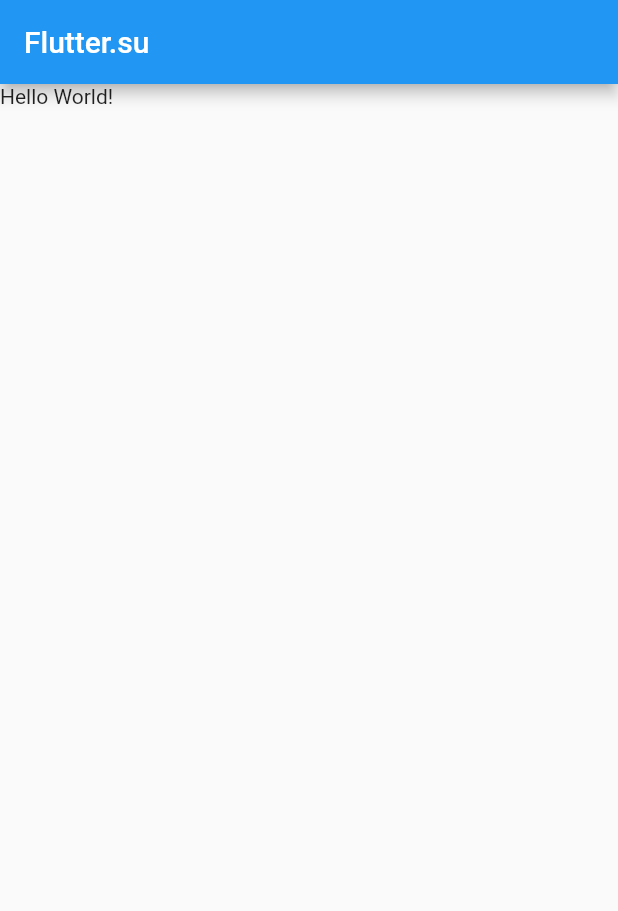
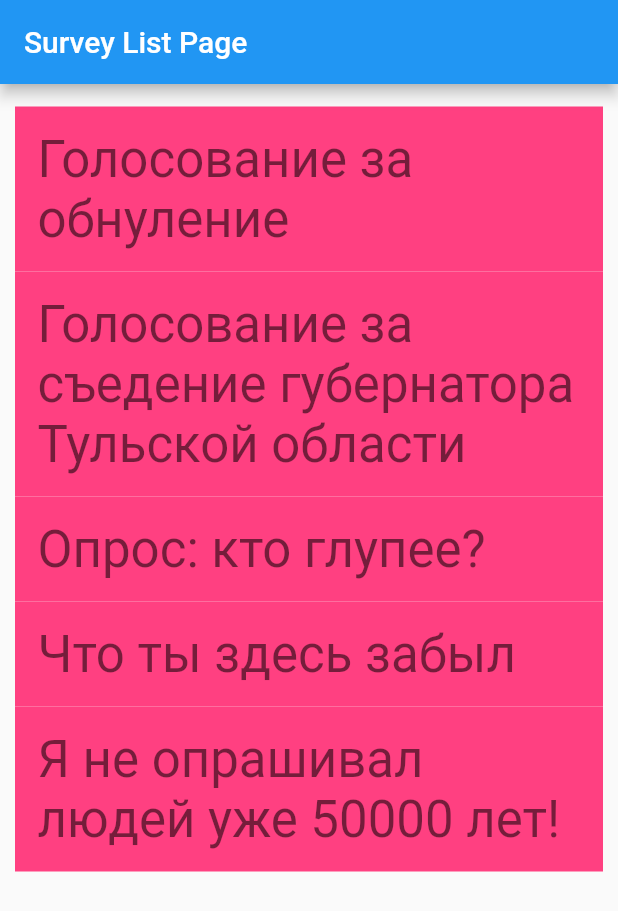
Before and after one commit to Anhalt-River/SurveyApp, a Flutter app: the screen it shows after launch, on a phone screen of 412 x 824 dp. Shown: the top 911 px of the screen. Run offline on Flutter 3.47's test engine with Material 2 defaults, Android fonts, the phone set to English and light mode, and no system bars.

Commit message:
not survey

```diff
--- a/flutter_survey_app/lib/home.dart
+++ /dev/null
@@ -1,22 +0,0 @@
-import 'package:flutter/material.dart';
-
-class HomePage extends StatefulWidget {
-  const HomePage({
-    super.key,
-  });
-
-  @override
-  State<HomePage> createState() => _HomePageState();
-}
-
-class _HomePageState extends State<HomePage> {
-  @override
-  Widget build(BuildContext context) {
-    return MaterialApp(
-      theme: ThemeData(
-        primarySwatch: Colors.green,
-      ),
-      debugShowCheckedModeBanner: false,
-    );
-  }
-}
--- a/flutter_survey_app/lib/main.dart
+++ b/flutter_survey_app/lib/main.dart
@@ -1,33 +1,39 @@
 import 'package:flutter/material.dart';
-import 'package:flutter_survey_app/home.dart';
+import 'package:flutter_survey_app/pages/surveys_list.dart';
+import 'pages/home.dart';
 
-void main() {
-  runApp(
-    new MaterialApp(
+import 'package:flutter/material.dart';
+
+// main() является главной функцией с которой начинается
+// выполнение приложения
+// возвращает виджет приложения
+void main() => runApp(MyApp());
+
+// В Flutter все является виджетом (кнопки,списки, текст и т.д.)
+// виджет - это отдельный компонент, который может быть отрисован
+// на экране (не путайте с Android виджетами)
+// Наиболее простые виджеты наследуются от StatelessWidget класса
+// и не имеют состояния
+class MyApp extends StatelessWidget {
+
+	// функция build отвечает за построение иерархии виджетов
+  @override
+  Widget build(BuildContext context) {
+    // виджет MaterialApp - главный виджет приложения, который
+    // позволяет настроить тему и использовать
+    // Material Design для разработки.
+    return MaterialApp(
+      // заголовок приложения
+      // обычно виден, когда мы сворачиваем приложение
+      title: 'Json Placeholder App',
+      // убираем баннер
       debugShowCheckedModeBanner: false,
-      home: new Scaffold(
-        appBar: new AppBar(title:new Text('Flutter.su')),
-        body: new Text('Hello World!')
-      )
-    )
-  );
+      // настройка темы, мы ещё вернёмся к этому
+      theme: ThemeData(
+        primarySwatch: Colors.blue,
+      ),
+      // указываем исходную страницу, которую мы создадим позже
+      home: SurveyListPage(),
+    );
+  }
 }
-
-// class SurveyApp extends StatelessWidget {
-//   const SurveyApp({super.key});
-
-//   @override
-//   Widget build(BuildContext context) {
-//     return MaterialApp(
-//       title: 'Flutter Demo',
-//       theme: ThemeData(
-//         primarySwatch: Colors.green,
-//       ),
-//       debugShowCheckedModeBanner: false,
-//       initialRoute: '/',
-//       routes: {
-//         '/': (context) => const HomePage(),
-//       },
-//     );
-//   }
-// }
--- /dev/null
+++ b/flutter_survey_app/lib/pages/surveys_list.dart
@@ -0,0 +1,114 @@
+import 'package:flutter/material.dart';
+import 'package:flutter_survey_app/pages/survey_detail.dart';
+
+class Survey {
+  final int id;
+  final String name;
+  final String desc;
+
+  Survey(this.id, this.name, this.desc);
+}
+
+final List<Survey> surveys = [
+  Survey(
+      0,
+      "Голосование за обнуление ",
+      "Я их всех обнулил. Я обнулил каждого из них. Не осталось ничего обнуленного - я их всех обнулил, абсолютно"
+  ),
+  Survey(
+      1,
+      "Голосование за съедение губернатора Тульской области",
+      "Мужик сказал - мужик не сделал. Граждане недовольствуют, требуя на стол уже не отсутствующих у нас хлеб, а губернатора Артема Вкусных!"
+  ),
+  Survey(
+      2,
+      "Опрос: кто глупее?",
+      "Проверим ваши неумственные способности, рассортировав их по степени глупости, легкомыслия и бреда!"
+  ),
+  Survey(
+      3,
+      "Что ты здесь забыл",
+      "Спасения забывшим..."
+  ),
+  Survey(
+      4,
+      "Я не опрашивал людей уже 50000 лет!",
+      "Тяжелая судьба оренбуржца потрясла всю страну! "
+  ),
+];
+
+
+// SurveyListPage не будет иметь состояния,
+// т.к. этот пример создан только для демонстрации
+// навигации в действии
+class SurveyListPage extends StatelessWidget {
+
+  // build как мы уже отметили, строит
+  // иерархию наших любимых виджетов
+  @override
+  Widget build(BuildContext context) {
+    return Scaffold(
+      appBar: AppBar(title: Text("Survey List Page")),
+      // зададим небольшие отступы для списка
+      body: Padding(
+        // объект EdgeInsets хранит четыре важные double переменные:
+        // left, top, right, bottom - отступ слева, сверху, справа и снизу
+        // EdgeInsets.all(10) - задает одинаковый отступ со всех сторон
+        // EdgeInsets.only(left: 10, right: 15) - задает отступ для
+        // определенной стороны или сторон
+        // EdgeInsets.symmetric - позволяет указать одинаковые
+        // отступы по горизонтали (left и right) и по вертикали (top и bottom)
+        padding: EdgeInsets.symmetric(vertical: 15, horizontal: 10),
+        // создаем наш список
+          child: ListView(
+            // map принимает другую функцию, которая
+            // будет выполняться над каждым элементом
+            // списка и возвращать новый элемент (виджет Material).
+            // Результатом map является новый список
+            // с новыми элементами, в данном случае
+            // это Material виджеты
+            children: surveys.map<Widget>((survey) {
+              // Material используется для того,
+              // чтобы указать цвет элементу списка
+              // и применить ripple эффект при нажатии на него
+              return Material(
+                color: Colors.pinkAccent,
+                // InkWell позволяет отслеживать
+                // различные события, например: нажатие
+                child: InkWell(
+                  // splashColor - цвет ripple эффекта
+                  splashColor: Colors.pink,
+                  // нажатие на элемент списка
+                  onTap: () {
+                    // Здесь мы используем сокращенную форму:
+                    // Navigator.of(context).push(route)
+                    // PonyDetailPage принимает pony id,
+                    // который мы и передали
+                    Navigator.push(context, MaterialPageRoute(
+                      builder: (context) => SurveyDetailPage(survey.id)
+                    ));
+                  },
+                  // далее указываем в качестве
+                  // элемента Container с вложенным Text
+                  // Container позволяет указать внутренние (padding)
+                  // и внешние отступы (margin),
+                  // а также тень, закругление углов,
+                  // цвет и размеры вложенного виджета
+                  child: Container(
+                      padding: EdgeInsets.all(15),
+                      child: Text(
+                          survey.name,
+                          style: Theme.of(context).textTheme.headline4
+                      )
+                  ),
+                ),
+              );
+              // map возвращает Iterable объект, который необходимо
+              // преобразовать в список с помощью toList() функции
+            }).toList(),
+          )
+      ),
+    );
+  }
+
+}
```
Also changed, not shown: flutter_survey_app/lib/pages/home.dart (added, +40 -0 lines), flutter_survey_app/lib/pages/survey_detail.dart (added, +77 -0 lines), flutter_survey_app/pubspec.yaml (+56 -5 lines), flutter_survey_app/pubspec.lock, 1 other file.
